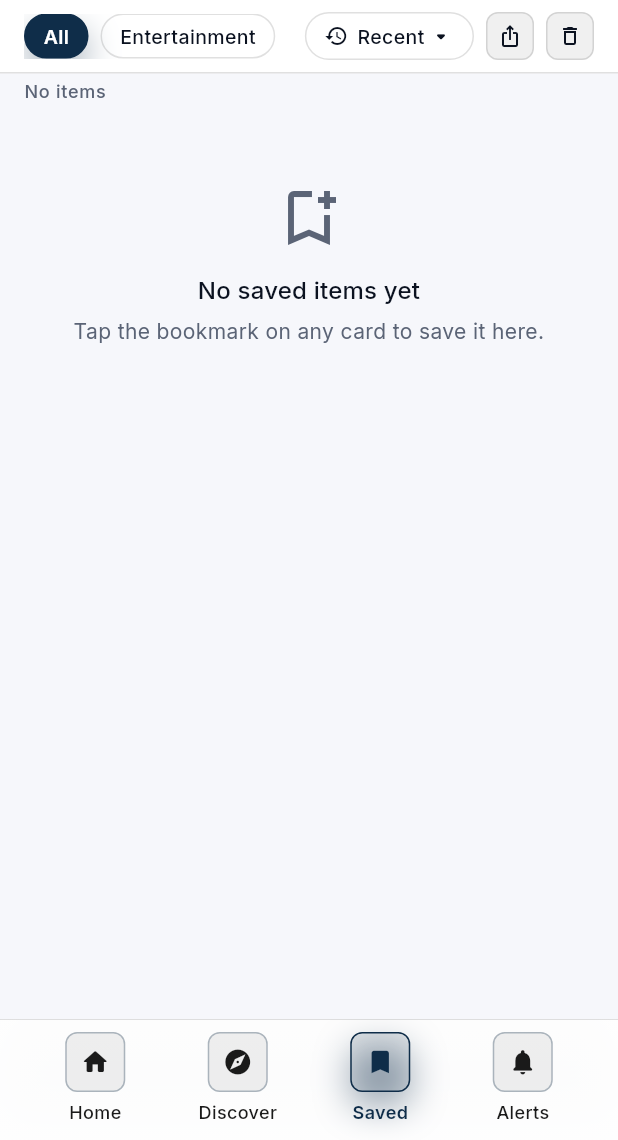
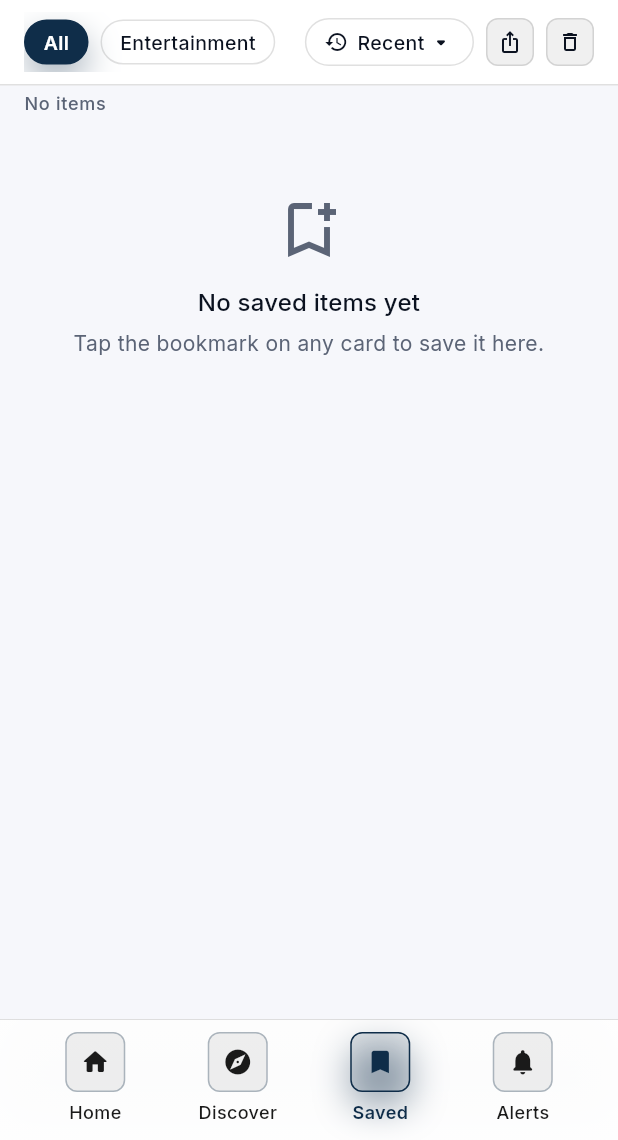
Before and after one commit to onlinecalculatorpro-astro/cinepulse, a Flutter app: the screen it shows after launch, item 3 of the bottom bar chosen, on a phone screen of 412 x 824 dp, the part 96-1236 px from its top. Run offline on Flutter 3.47's test engine with Material 3 defaults, Android fonts, the phone set to English and light mode, and no system bars; our stand-ins replace cached_network_image, chewie, connectivity_plus, firebase_core, firebase_messaging, flutter_local_notifications and 5 more; accounts and stored records are empty; network calls fail; statements that could not run were skipped.

Commit message:
Update app_toolbar.dart

```diff
--- a/lib/widgets/app_toolbar.dart
+++ b/lib/widgets/app_toolbar.dart
@@ -2,30 +2,17 @@
 //
 // Reusable second-row toolbar used under page headers.
 //
-// Left  : horizontally scrollable category chips
+// Left  : horizontally scrollable category chips (fixed lane height)
 // Right : Sort pill (optional) + compact square actions (optional)
-// Notes : The trailing area is a single Row so actions stay on the SAME line.
-//
-// API
-// ---
-// AppToolbar(
-//   tabs: const ['All','Entertainment','Sports'],
-//   activeIndex: _tab.index,
-//   onSelect: _onTabTap,
-//   chipKeys: _chipKeys,                    // optional
-//   sortLabel: _sortModeLabel(_sortMode),   // optional (omit to hide)
-//   sortIcon:  _iconForSort(_sortMode),
-//   onSortTap: () => _showSortSheet(context),
-//   actions: const [
-//     AppToolbarAction(icon: Icons.ios_share,      tooltip: 'Export',    onTap: ...),
-//     AppToolbarAction(icon: Icons.delete_outline, tooltip: 'Clear all', onTap: ...),
-//   ],
-//   // OR take full control of the right side with `trailing:`
-// )
+// Notes : Trailing area is a single Row so actions stay on the SAME line.
+//         Uses a SizedBox(height: _kChipLaneH) to avoid collapse on Android
+//         when other rows (like an inline search bar) mount/unmount.
 
 import 'package:flutter/material.dart';
 import '../theme/toolbar.dart' show ToolbarChip, toolbarSortPill;
 import '../theme/theme_colors.dart' show outlineHairline, neutralPillBg;
+
+const double _kChipLaneH = 40;
 
 /// Declarative config for square action buttons on the right side.
 class AppToolbarAction {
@@ -148,9 +135,7 @@ class AppToolbar extends StatelessWidget {
 
       final List<Widget> right = [];
       final sort = buildSortPill();
-      if (sort is! SizedBox) {
-        right.add(sort);
-      }
+      if (sort is! SizedBox) right.add(sort);
 
       final acts = actions ?? const <AppToolbarAction>[];
       if (acts.isNotEmpty) {
@@ -162,8 +147,6 @@ class AppToolbar extends StatelessWidget {
       }
 
       if (right.isEmpty) return const SizedBox.shrink();
-
-      // Single-line cluster pinned to the right
       return Row(mainAxisSize: MainAxisSize.min, children: right);
     }
 
@@ -176,37 +159,42 @@ class AppToolbar extends StatelessWidget {
       ),
       padding: padding,
       child: Row(
+        crossAxisAlignment: CrossAxisAlignment.center,
         children: [
-          // LEFT: scrollable chips (take remaining space)
+          // LEFT: scrollable chips (fixed lane height to prevent collapse)
           Expanded(
-            child: SingleChildScrollView(
+            child: SizedBox(
+              height: _kChipLaneH,
+              child: MediaQuery.removePadding(
+                context: context,
+                removeTop: true,
+                removeBottom: true,
+                child: ListView.separated(
                   scrollDirection: Axis.horizontal,
                   physics: const BouncingScrollPhysics(),
-              child: Row(
-                children: List.generate(tabs.length, (i) {
+                  itemCount: tabs.length,
+                  separatorBuilder: (_, __) => const SizedBox(width: 8),
+                  itemBuilder: (ctx, i) {
                     final key = (chipKeys != null && i < chipKeys!.length)
                         ? chipKeys![i]
                         : null;
-                  return Row(
-                    key: ValueKey('toolbar-chip-wrap-$i'),
-                    children: [
-                      ToolbarChip(
+                    return Center(
+                      child: ToolbarChip(
                         key: key,
                         label: tabs[i],
                         active: i == activeIndex,
                         onTap: () => onSelect(i),
                       ),
-                      if (i != tabs.length - 1) const SizedBox(width: 8),
-                    ],
                     );
-                }),
+                  },
+                ),
               ),
             ),
           ),
 
           const SizedBox(width: 12),
 
-          // RIGHT: sort + actions
+          // RIGHT: sort + actions (single line)
           buildTrailing(),
         ],
       ),
```
Lines whose indentation alone changed are shown as unchanged.
